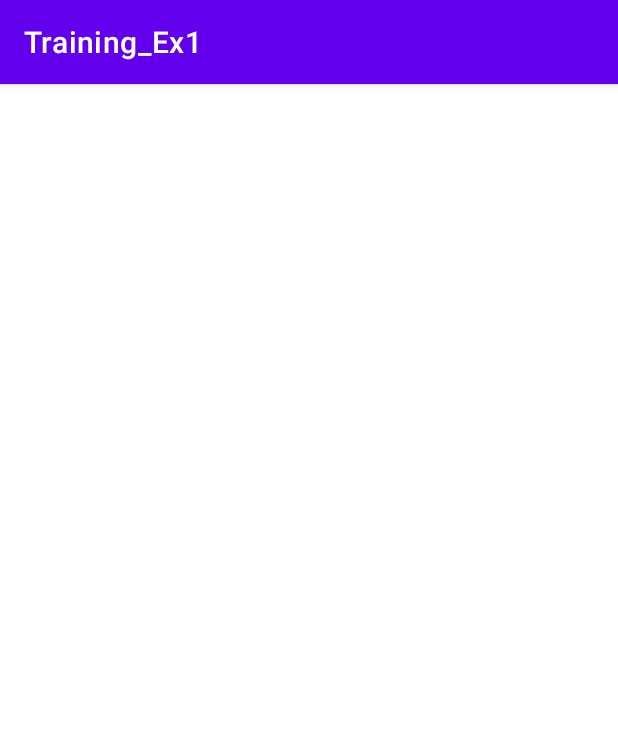
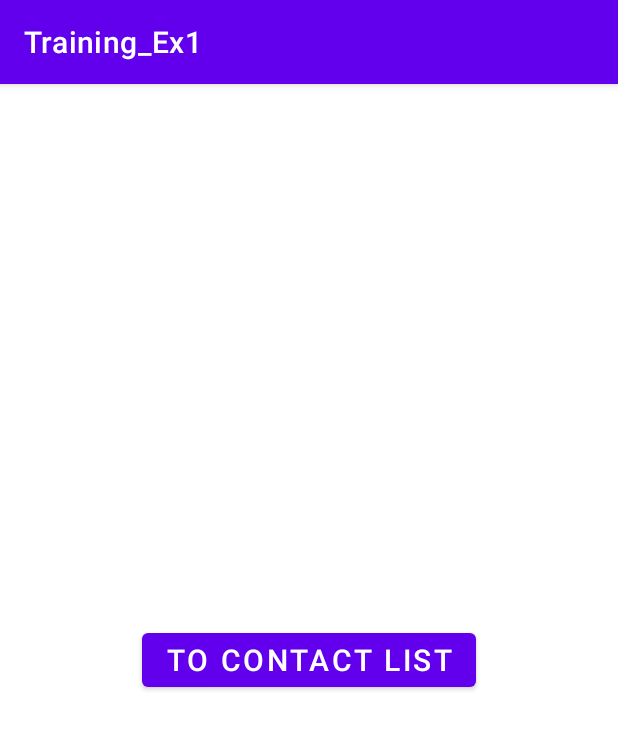
Before and after one commit to itaychachy/Ex1, an Android app: the screen it shows after launch (MainActivity), on a phone screen of 412 x 824 dp. Shown: the top 729 px of the screen. Run offline under Robolectric (Android 15) with nearby library versions, the phone set to English and light mode, and no system bars.

Commit message:
9.8 replaced activities with fragments. need to fix permmisions

```diff
--- a/Training_Ex1/app/src/main/AndroidManifest.xml
+++ b/Training_Ex1/app/src/main/AndroidManifest.xml
@@ -11,10 +11,6 @@
         android:supportsRtl="true"
         android:theme="@style/Theme.Training_Ex1">
         <activity
-            android:name=".ContactActivity"
-            android:parentActivityName=".MainActivity"
-            android:screenOrientation="portrait" />
-        <activity
             android:name=".MainActivity"
             android:exported="true"
             android:screenOrientation="portrait">
--- /dev/null
+++ b/Training_Ex1/app/src/main/java/com/example/training_ex1/EntryFragment.java
@@ -0,0 +1,77 @@
+package com.example.training_ex1;
+
+import android.Manifest;
+import android.content.pm.PackageManager;
+import android.os.Build;
+import android.os.Bundle;
+
+import androidx.annotation.NonNull;
+import androidx.annotation.RequiresApi;
+import androidx.fragment.app.Fragment;
+import androidx.navigation.NavDirections;
+import androidx.navigation.Navigation;
+
+import android.view.LayoutInflater;
+import android.view.View;
+import android.view.ViewGroup;
+import android.widget.Button;
+import android.widget.Toast;
+
+/**
+ * A simple {@link Fragment} subclass.
+ * create an instance of this fragment.
+ */
+public class EntryFragment extends Fragment {
+
+    private static final int CONTACTS_REQUEST_CODE = 1;
+    private static final String PERMISSION_GRANTED = "Permission to contacts granted";
+    private static final String PERMISSION_DENIED = "Permission to contacts denied.";
+
+    @Override
+    public View onCreateView(LayoutInflater inflater, ViewGroup container,
+                             Bundle savedInstanceState) {
+
+        View view = inflater.inflate(R.layout.fragment_entry, container, false);
+        Button button = view.findViewById(R.id.button);
+        button.setOnClickListener(new View.OnClickListener() {
+            @Override
+            public void onClick(View view) {
+                handlePermission(view);
+            }
+        });
+        return view;
+    }
+
+    public void handlePermission(View view){
+        if (Build.VERSION.SDK_INT >= Build.VERSION_CODES.M){
+            if (requireActivity().getApplicationContext().checkSelfPermission(Manifest.permission.READ_CONTACTS) != PackageManager.PERMISSION_GRANTED){
+                requireActivity().requestPermissions(new String[] {Manifest.permission.READ_CONTACTS}, CONTACTS_REQUEST_CODE);
+            }
+        }
+        else {
+            enterContactsList();
+        }
+    }
+
+    private void enterContactsList() {
+        NavDirections action = EntryFragmentDirections.actionEntryFragmentToContactMenuFragment();
+        Navigation.findNavController(requireActivity().findViewById(R.id.nav_host_fragment)).navigate(action);
+    }
+
+    @RequiresApi(api = Build.VERSION_CODES.M)
+    @Override
+    public void onRequestPermissionsResult(int requestCode, @NonNull String[] permissions, @NonNull int[] grantResults) {
+        super.onRequestPermissionsResult(requestCode, permissions, grantResults);
+        if (requestCode == CONTACTS_REQUEST_CODE){
+            if (grantResults[0] == PackageManager.PERMISSION_GRANTED){
+                Toast.makeText(requireContext(), PERMISSION_GRANTED, Toast.LENGTH_SHORT).show();
+                enterContactsList();
+            }
+            else{
+                Toast.makeText(requireContext(), PERMISSION_DENIED, Toast.LENGTH_SHORT).show();
+            }
+        }
+    }
+
+
+}
--- a/Training_Ex1/app/src/main/java/com/example/training_ex1/MainActivity.java
+++ b/Training_Ex1/app/src/main/java/com/example/training_ex1/MainActivity.java
@@ -1,46 +1,27 @@
 package com.example.training_ex1;
 
-
 import androidx.annotation.NonNull;
+import androidx.annotation.RequiresApi;
 import androidx.appcompat.app.AppCompatActivity;
-import androidx.recyclerview.widget.LinearLayoutManager;
-import androidx.recyclerview.widget.RecyclerView;
+import androidx.navigation.NavDirections;
+import androidx.navigation.Navigation;
 
 import android.Manifest;
-import android.annotation.SuppressLint;
-import android.content.ContentResolver;
-import android.content.ContentUris;
-import android.content.Intent;
 import android.content.pm.PackageManager;
-import android.database.Cursor;
-import android.graphics.Bitmap;
-import android.graphics.BitmapFactory;
 import android.os.Build;
 import android.os.Bundle;
-import android.provider.ContactsContract;
-import android.view.View;
 import android.widget.Toast;
-import java.io.ByteArrayOutputStream;
-import java.io.InputStream;
-import java.util.ArrayList;
 
 /**
  * Main Activity class to display contact's application home page
  * This activity holds a RecyclerView for each contact.
  */
-public class MainActivity extends AppCompatActivity implements RecyclerViewAdapter.ItemClickListener {
-
-    // For Intent object usage later
-    public static final String EXTRA_NAME = "com.example.myfirstapp.NAME";
-    public static final String EXTRA_MAIL = "com.example.myfirstapp.MAIL";
-    public static final String EXTRA_PHONE = "com.example.myfirstapp.PHONE";
-    public static final String EXTRA_PHOTO = "com.example.myfirstapp.PHOTO";
+public class MainActivity extends AppCompatActivity{
 
     private static final int CONTACTS_REQUEST_CODE = 1;
     private static final String PERMISSION_GRANTED = "Permission to contacts granted";
-    private static final String PERMISSION_DENIED = "Permission denied.\n The Application must have access to Contacts, please change permissions on your settings.";
+    private static final String PERMISSION_DENIED = "Permission denied. You must allow access to contacts in order to use the app";
 
-    RecyclerViewAdapter adapter;
 
     /**
      * On create method. Set the home page and the adapter for the RecyclerView of this Activity
@@ -50,122 +31,36 @@ public class MainActivity extends AppCompatActivity implements RecyclerViewAdapt
     protected void onCreate(Bundle savedInstanceState) {
         super.onCreate(savedInstanceState);
         setContentView(R.layout.activity_main);
+    }
+
+    public void handlePermission(){
         if (Build.VERSION.SDK_INT >= Build.VERSION_CODES.M){
             if (getApplicationContext().checkSelfPermission(Manifest.permission.READ_CONTACTS) != PackageManager.PERMISSION_GRANTED){
                 requestPermissions(new String[] {Manifest.permission.READ_CONTACTS}, CONTACTS_REQUEST_CODE);
             }
-            else{
-                CreateActivityWithPermission();
-            }
         }
         else {
-            Toast.makeText(MainActivity.this, PERMISSION_GRANTED, Toast.LENGTH_SHORT).show();
-            CreateActivityWithPermission();
+            enterContactsList();
         }
-
     }
 
-    /*
-     * Set the home page and the adapter for the RecyclerView of this Activity.
-     * Called after permission granted.
-     */
-    private void CreateActivityWithPermission(){
-        ArrayList<Contact> contacts = getContactList();
-
-        // set up the RecyclerView
-        RecyclerView recyclerView = findViewById(R.id.rvContact);
-        recyclerView.setLayoutManager(new LinearLayoutManager(this));
-        adapter = new RecyclerViewAdapter(this, contacts);
-        adapter.setClickListener(this);
-        recyclerView.setAdapter(adapter);
+    private void enterContactsList() {
+        NavDirections action = EntryFragmentDirections.actionEntryFragmentToContactMenuFragment();
+        Navigation.findNavController(findViewById(R.id.entryFragment)).navigate(action);
     }
 
-    /**
-     * Activates the ContactActivity with the contact's information that was pressed
-     * @param view current view
-     * @param position the view's position in the RecyclerView count
-     */
-    @Override
-    public void onContactClick(View view, int position) {
-        Intent intent = new Intent(this, ContactActivity.class);
-        Contact contact = adapter.getItem(position);
-        intent.putExtra(EXTRA_NAME, contact.getName());
-        intent.putExtra(EXTRA_MAIL, contact.getMail());
-        intent.putExtra(EXTRA_PHONE, contact.getPhoneNumber());
-        ByteArrayOutputStream bs = new ByteArrayOutputStream();
-        Bitmap photo = contact.getPhoto();
-        if (photo != null){
-            photo.compress(Bitmap.CompressFormat.JPEG, 100, bs);
-            intent.putExtra(EXTRA_PHOTO, bs.toByteArray());
-        }
-        else{
-            intent.putExtra(EXTRA_PHOTO, photo);
-        }
-        startActivity(intent);
-    }
-
+    @RequiresApi(api = Build.VERSION_CODES.M)
     @Override
     public void onRequestPermissionsResult(int requestCode, @NonNull String[] permissions, @NonNull int[] grantResults) {
         super.onRequestPermissionsResult(requestCode, permissions, grantResults);
         if (requestCode == CONTACTS_REQUEST_CODE){
             if (grantResults[0] == PackageManager.PERMISSION_GRANTED){
                 Toast.makeText(MainActivity.this, PERMISSION_GRANTED, Toast.LENGTH_SHORT).show();
-                CreateActivityWithPermission();
+                enterContactsList();
             }
             else{
                 Toast.makeText(MainActivity.this, PERMISSION_DENIED, Toast.LENGTH_SHORT).show();
             }
         }
     }
-
-    /*
-     * Creates an array of Contacts from the.
-     */
-    @SuppressLint("Range")
-    private ArrayList<Contact> getContactList() {
-        ArrayList<Contact> contacts = new ArrayList<>();
-        ContentResolver contentResolver = getContentResolver();
-        Cursor cursor = contentResolver.query(ContactsContract.Contacts.CONTENT_URI,
-                null, null, null, null);
-        Contact currentContact = null;
-        String id = null, name = null, mail = null;
-        Bitmap photo = null;
-        if ((cursor != null ? cursor.getCount() : 0) > 0) {
-            while (cursor.moveToNext()) {
-                id = cursor.getString(cursor.getColumnIndex(ContactsContract.Contacts._ID));
-                name = cursor.getString(cursor.getColumnIndex(ContactsContract.Contacts.DISPLAY_NAME));
-                Cursor phoneCursor = contentResolver.query(ContactsContract.CommonDataKinds.Phone.CONTENT_URI,
-                        null, ContactsContract.CommonDataKinds.Phone.CONTACT_ID + " = ?",
-                        new String[]{id}, null);
-                phoneCursor.moveToNext();
-                String phoneNumber = phoneCursor.getString(phoneCursor.getColumnIndex(ContactsContract.CommonDataKinds.Phone.NUMBER));
-                Cursor mailCursor = contentResolver.query(ContactsContract.CommonDataKinds.Email.CONTENT_URI,
-                        null, ContactsContract.CommonDataKinds.Email.CONTACT_ID + " = ?",
-                        new String[]{id}, null);
-                InputStream inputStream = ContactsContract.Contacts.openContactPhotoInputStream(getContentResolver(),
-                        ContentUris.withAppendedId(ContactsContract.Contacts.CONTENT_URI, Long.parseLong(id)));
-
-                if (inputStream != null) {
-                    photo = BitmapFactory.decodeStream(inputStream);
-                }
-                currentContact = new Contact(name, phoneNumber);
-                if (mailCursor.moveToNext()){
-                    mail = mailCursor.getString(mailCursor.getColumnIndex(ContactsContract.CommonDataKinds.Email.ADDRESS));
-                    currentContact.setMail(mail);
-                    mail = null;
-                }
-                if (photo != null){
-                    currentContact.setPhoto(photo);
-                    photo = null;
-                }
-                contacts.add(currentContact);
-                phoneCursor.close();
-                mailCursor.close();
-            }
-        }
-        if(cursor!=null){
-            cursor.close();
-        }
-        return contacts;
-    }
 }
--- a/Training_Ex1/app/src/main/java/com/example/training_ex1/RecyclerViewAdapter.java
+++ b/Training_Ex1/app/src/main/java/com/example/training_ex1/RecyclerViewAdapter.java
@@ -87,7 +87,6 @@ public class RecyclerViewAdapter extends RecyclerView.Adapter<RecyclerViewAdapte
         }
     }
 
-
     /**
      * @param position current position of ViewHolder that was pressed
      * @return Contact
@@ -95,7 +94,6 @@ public class RecyclerViewAdapter extends RecyclerView.Adapter<RecyclerViewAdapte
     Contact getItem(int position) {
         return contactList.get(position);
     }
-
 
     /**
      * Allows clicks events to be caught
--- a/Training_Ex1/app/src/main/res/layout/activity_main.xml
+++ b/Training_Ex1/app/src/main/res/layout/activity_main.xml
@@ -2,19 +2,22 @@
 <androidx.constraintlayout.widget.ConstraintLayout xmlns:android="http://schemas.android.com/apk/res/android"
     xmlns:app="http://schemas.android.com/apk/res-auto"
     xmlns:tools="http://schemas.android.com/tools"
+    android:id="@+id/fragmentHolder"
     android:layout_width="match_parent"
     android:layout_height="match_parent"
-    tools:context=".ContactActivity">
-    <RelativeLayout
-        android:layout_width="match_parent"
-        android:layout_height="match_parent">
+    tools:context=".MainActivity">
 
-        <androidx.recyclerview.widget.RecyclerView
-            android:id="@+id/rvContact"
-            android:layout_width="match_parent"
-            android:layout_height="match_parent"/>
+    <androidx.fragment.app.FragmentContainerView
+        android:id="@+id/nav_host_fragment"
+        android:name="androidx.navigation.fragment.NavHostFragment"
+        android:layout_width="0dp"
+        android:layout_height="0dp"
+        app:layout_constraintLeft_toLeftOf="parent"
+        app:layout_constraintRight_toRightOf="parent"
+        app:layout_constraintTop_toTopOf="parent"
+        app:layout_constraintBottom_toBottomOf="parent"
 
-    </RelativeLayout>
-
+        app:defaultNavHost="true"
+        app:navGraph="@navigation/nav_graph" />
 
 </androidx.constraintlayout.widget.ConstraintLayout>
--- /dev/null
+++ b/Training_Ex1/app/src/main/res/layout/fragment_entry.xml
@@ -0,0 +1,16 @@
+<?xml version="1.0" encoding="utf-8"?>
+<FrameLayout xmlns:android="http://schemas.android.com/apk/res/android"
+    xmlns:tools="http://schemas.android.com/tools"
+    android:layout_width="match_parent"
+    android:layout_height="match_parent"
+    tools:context=".EntryFragment">
+
+
+    <Button
+        android:id="@+id/button"
+        android:layout_width="wrap_content"
+        android:layout_height="wrap_content"
+        android:layout_gravity="center"
+        android:text="@string/ContactListButton"
+        android:textSize="20sp" />
+</FrameLayout>
--- /dev/null
+++ b/Training_Ex1/app/src/main/res/navigation/nav_graph.xml
@@ -0,0 +1,37 @@
+<?xml version="1.0" encoding="utf-8"?>
+<navigation xmlns:android="http://schemas.android.com/apk/res/android"
+    xmlns:app="http://schemas.android.com/apk/res-auto"
+    xmlns:tools="http://schemas.android.com/tools"
+    android:id="@+id/nav_graph"
+    app:startDestination="@id/entryFragment">
+
+    <fragment
+        android:id="@+id/contactMenuFragment"
+        android:name="com.example.training_ex1.ContactMenuFragment"
+        android:label="fragment_contact_menu"
+        tools:layout="@layout/fragment_contact_menu" >
+        <action
+            android:id="@+id/action_contactMenuFragment_to_contactFragment"
+            app:destination="@id/contactFragment" />
+    </fragment>
+    <fragment
+        android:id="@+id/contactFragment"
+        android:name="com.example.training_ex1.ContactFragment"
+        android:label="fragment_contact"
+        tools:layout="@layout/fragment_contact">
+        <argument
+            android:name="contact"
+            app:argType="com.example.training_ex1.Contact"
+            app:nullable="true"
+            android:defaultValue="@null" />
+    </fragment>
+    <fragment
+        android:id="@+id/entryFragment"
+        android:name="com.example.training_ex1.EntryFragment"
+        android:label="fragment_entry"
+        tools:layout="@layout/fragment_entry" >
+        <action
+            android:id="@+id/action_entryFragment_to_contactMenuFragment"
+            app:destination="@id/contactMenuFragment" />
+    </fragment>
+</navigation>
--- a/Training_Ex1/app/src/main/res/values/strings.xml
+++ b/Training_Ex1/app/src/main/res/values/strings.xml
@@ -3,4 +3,7 @@
     <string name="name">Name</string>
     <string name="contact_image">Contact Image</string>
     <string name="contact_s_image">contact\'s image</string>
+    <!-- TODO: Remove or change this placeholder text -->
+    <string name="hello_blank_fragment">Hello blank fragment</string>
+    <string name="ContactListButton">To contact list</string>
 </resources>
--- a/Training_Ex1/build.gradle
+++ b/Training_Ex1/build.gradle
@@ -6,6 +6,8 @@ buildscript {
     }
     dependencies {
         classpath "com.android.tools.build:gradle:7.0.0"
+        classpath "androidx.navigation:navigation-safe-args-gradle-plugin:2.3.5"
+
 
         // NOTE: Do not place your application dependencies here; they belong
         // in the individual module build.gradle files
```
Also changed, not shown: Training_Ex1/app/build.gradle (+19 -0 lines), Training_Ex1/app/src/main/java/com/example/training_ex1/Contact.java (+9 -7 lines), Training_Ex1/app/src/main/java/com/example/training_ex1/ContactActivity.java (deleted, +0 -58 lines), Training_Ex1/app/src/main/java/com/example/training_ex1/ContactFragment.java (added, +53 -0 lines), Training_Ex1/app/src/main/java/com/example/training_ex1/ContactMenuFragment.java (added, +102 -0 lines), Training_Ex1/app/src/main/res/layout/fragment_contact.xml (renamed from Training_Ex1/app/src/main/res/layout/activity_contact.xml, +8 -16 lines), Training_Ex1/app/src/main/res/layout/fragment_contact_menu.xml (added, +21 -0 lines).
